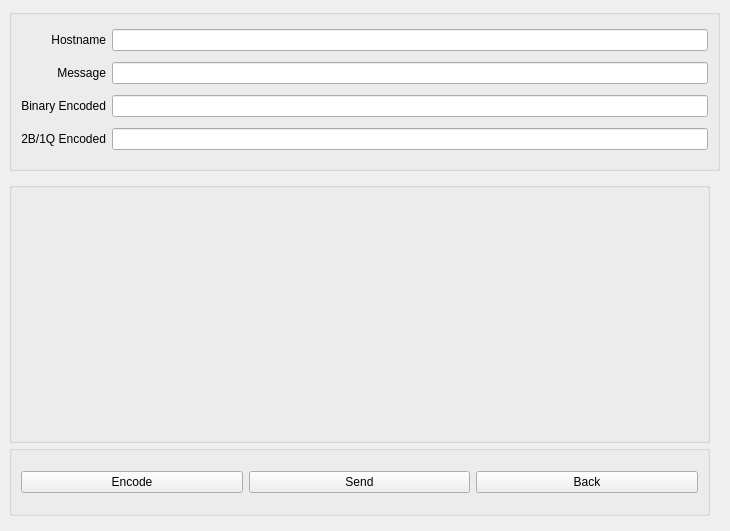
First picture: the form in Interface/sendwindow.ui, repository developedby/2b1q-transmitter, before the edit.
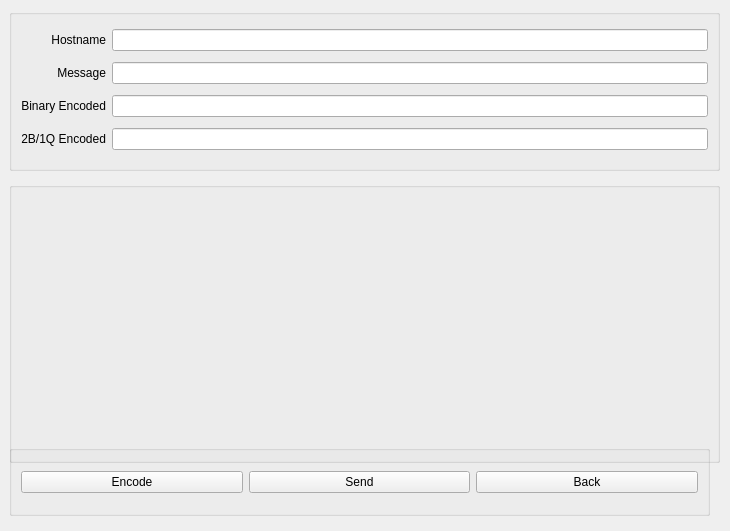
Second picture: the form after the edit.

```diff
--- a/Interface/sendwindow.ui
+++ b/Interface/sendwindow.ui
@@ -18,23 +18,23 @@
     <rect>
      <x>9</x>
      <y>182</y>
-     <width>701</width>
-     <height>261</height>
+     <width>711</width>
+     <height>281</height>
     </rect>
    </property>
    <property name="title">
     <string/>
    </property>
-   <layout class="QGridLayout" name="gridLayout_2">
-    <item row="0" column="0">
-     <widget class="QLabel" name="encoded_wave">
+   <layout class="QVBoxLayout" name="verticalLayout">
+    <item>
+     <widget class="QLabel" name="binary_wave">
       <property name="text">
        <string/>
       </property>
      </widget>
     </item>
-    <item row="0" column="1">
-     <widget class="QLabel" name="binary_wave">
+    <item>
+     <widget class="QLabel" name="encoded_wave">
       <property name="text">
        <string/>
       </property>
```
